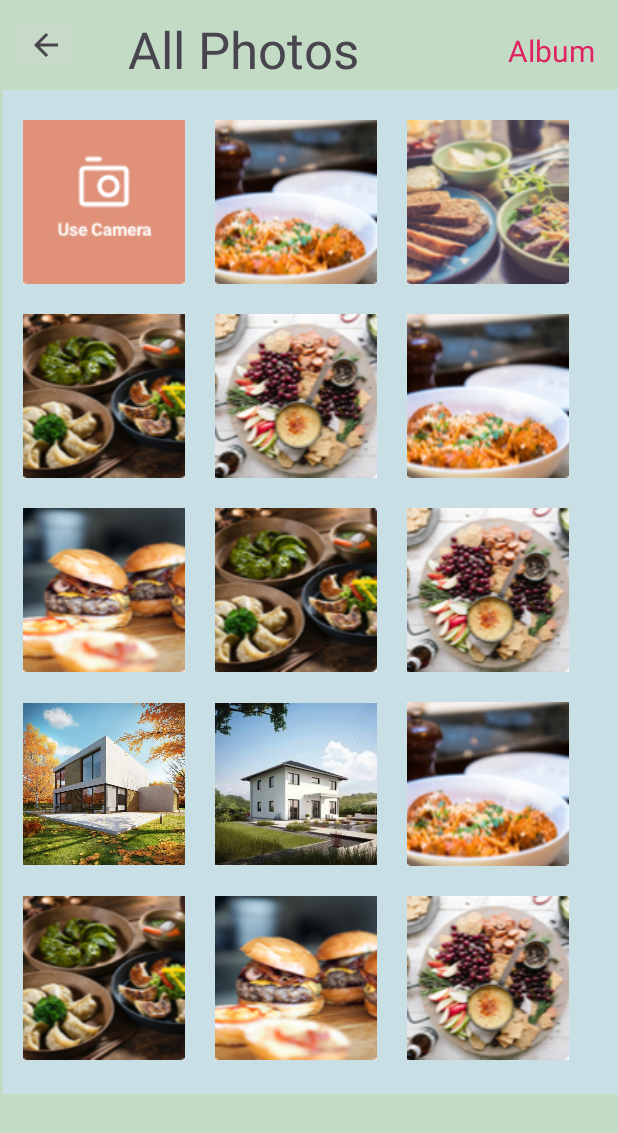
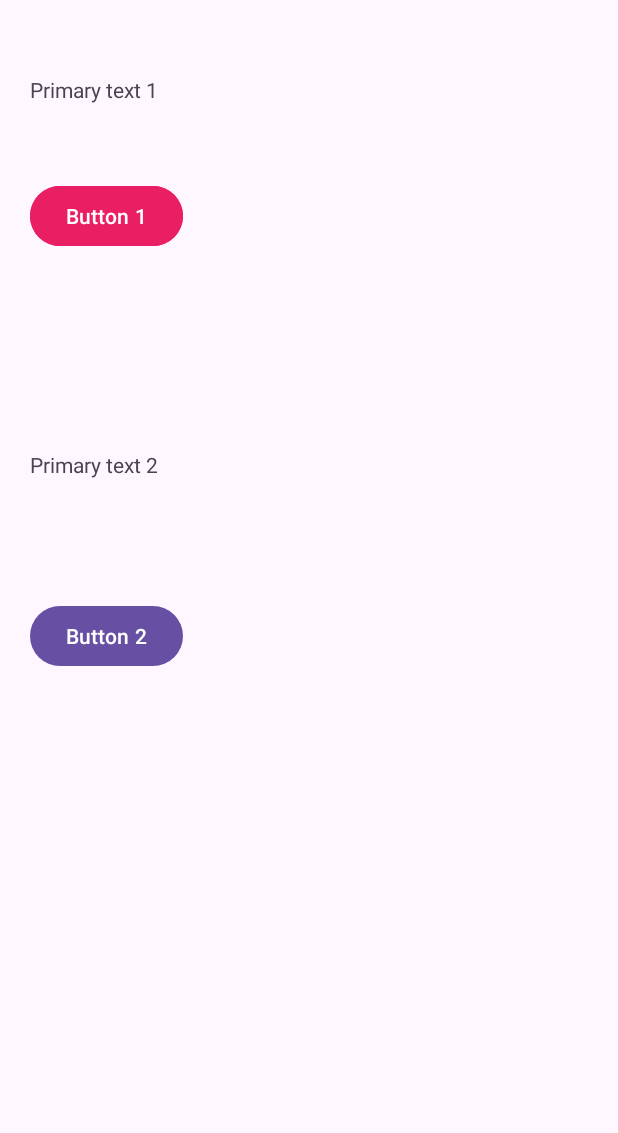
Before and after one commit to GolikAlexey/AndroidStudioEducational, an Android app: the screen it shows after launch (MainActivity), on a phone screen of 412 x 824 dp. Shown: the top 1133 px of the screen. Run offline under Robolectric (Android 15) with nearby library versions, the phone set to English and light mode, and no system bars.

Commit message:
HOMEWORK_BUTTONS_1

```diff
--- a/FirstProject/app/src/main/java/com/example/firstproject/MainActivity.java
+++ b/FirstProject/app/src/main/java/com/example/firstproject/MainActivity.java
@@ -7,18 +7,41 @@ import androidx.appcompat.app.AppCompatActivity;
 import androidx.core.graphics.Insets;
 import androidx.core.view.ViewCompat;
 import androidx.core.view.WindowInsetsCompat;
+import android.widget.Button;
+import android.widget.TextView;
+import android.view.View;
 
 public class MainActivity extends AppCompatActivity {
+
+    private TextView primary_text1;
+    private TextView primary_text2;
+    private Button test_button2;
 
     @Override
     protected void onCreate(Bundle savedInstanceState) {
         super.onCreate(savedInstanceState);
         EdgeToEdge.enable(this);
-        setContentView(R.layout.homework_2_03_2025);
-        ViewCompat.setOnApplyWindowInsetsListener(findViewById(R.id.all_photos), (v, insets) -> {
+        setContentView(R.layout.homework_9_03_2025);
+        ViewCompat.setOnApplyWindowInsetsListener(findViewById(R.id.buttons), (v, insets) -> {
             Insets systemBars = insets.getInsets(WindowInsetsCompat.Type.systemBars());
             v.setPadding(systemBars.left, systemBars.top, systemBars.right, systemBars.bottom);
             return insets;
         });
+
+        primary_text2 = findViewById(R.id.text_hw2);
+        test_button2 = findViewById(R.id.button_hw2);
+
+        test_button2.setOnClickListener(new View.OnClickListener() {
+            @Override
+            public void onClick(View v) {
+                primary_text2.setText("HELLO HELLO WORLD");
+                primary_text2.setTextSize(30);
+            }
+        });
+    }
+    public void sayHello(View view){
+        primary_text1 = findViewById(R.id.text_hw1);
+        primary_text1.setText("Hello world! Hello, Android!");
+        primary_text1.setTextSize(30);
     }
 }
--- /dev/null
+++ b/FirstProject/app/src/main/res/layout/homework_9_03_2025.xml
@@ -0,0 +1,50 @@
+<?xml version="1.0" encoding="utf-8"?>
+<androidx.constraintlayout.widget.ConstraintLayout xmlns:android="http://schemas.android.com/apk/res/android"
+    xmlns:app="http://schemas.android.com/apk/res-auto"
+    xmlns:tools="http://schemas.android.com/tools"
+    android:id="@+id/buttons"
+    android:layout_width="match_parent"
+    android:layout_height="match_parent">
+
+    <Button
+        android:id="@+id/button_hw2"
+        android:layout_width="wrap_content"
+        android:layout_height="wrap_content"
+        android:layout_marginStart="20dp"
+        android:layout_marginTop="400dp"
+        android:text="Button 2"
+        app:layout_constraintStart_toStartOf="parent"
+        app:layout_constraintTop_toTopOf="parent" />
+
+    <TextView
+        android:id="@+id/text_hw2"
+        android:layout_width="wrap_content"
+        android:layout_height="wrap_content"
+        android:layout_marginStart="20dp"
+        android:layout_marginTop="300dp"
+        android:text="Primary text 2"
+        app:layout_constraintStart_toStartOf="parent"
+        app:layout_constraintTop_toTopOf="parent" />
+
+    <TextView
+        android:id="@+id/text_hw1"
+        android:layout_width="wrap_content"
+        android:layout_height="wrap_content"
+        android:layout_marginStart="20dp"
+        android:layout_marginTop="50dp"
+        android:text="Primary text 1"
+        app:layout_constraintStart_toStartOf="parent"
+        app:layout_constraintTop_toTopOf="parent" />
+
+    <Button
+        android:id="@+id/button_hw1"
+        android:layout_width="wrap_content"
+        android:layout_height="wrap_content"
+        android:layout_marginStart="20dp"
+        android:layout_marginTop="120dp"
+        android:backgroundTint="#E91E63"
+        android:onClick="sayHello"
+        android:text="Button 1"
+        app:layout_constraintStart_toStartOf="parent"
+        app:layout_constraintTop_toTopOf="parent" />
+</androidx.constraintlayout.widget.ConstraintLayout>
```
